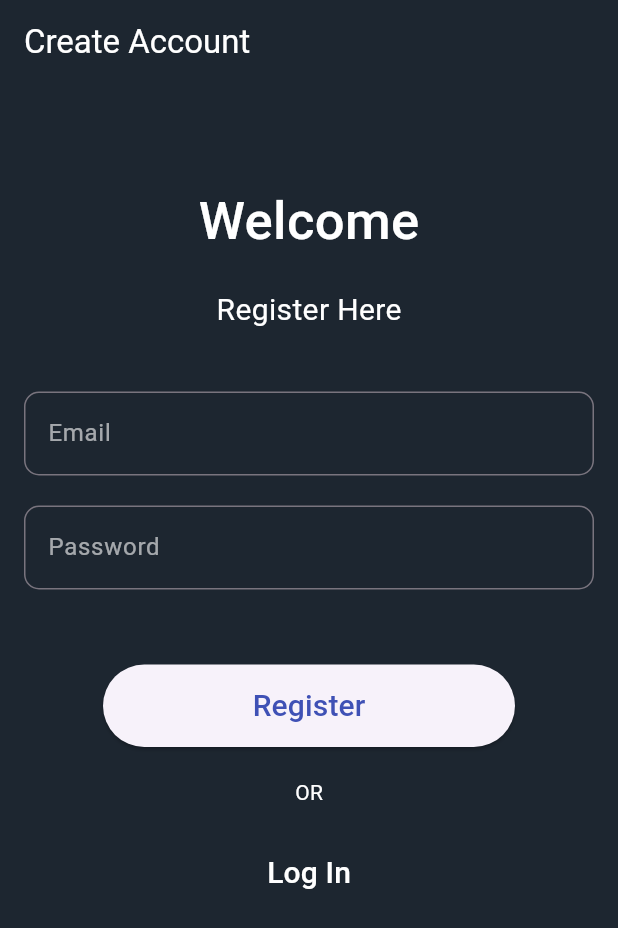
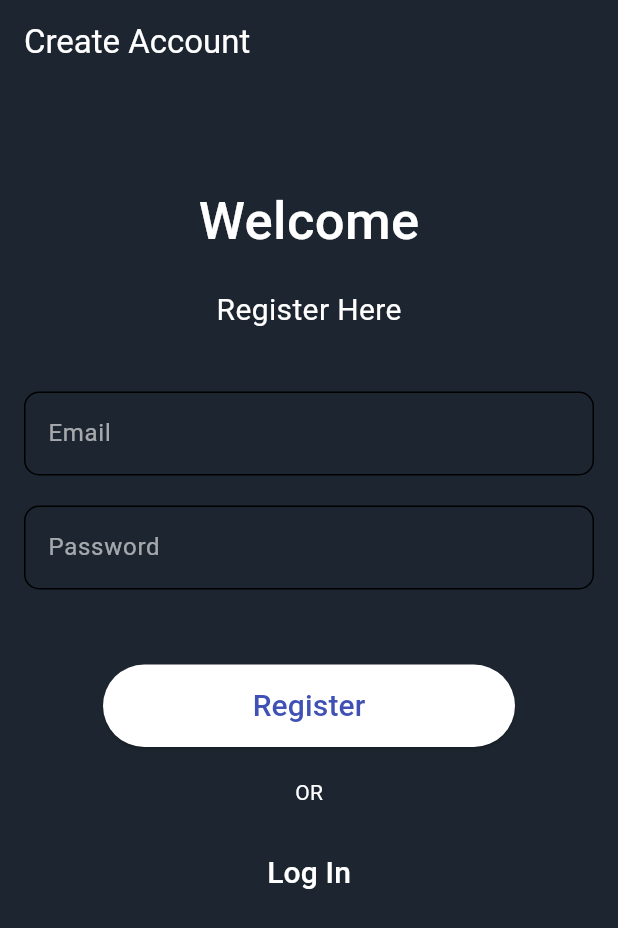
Before and after one commit to Yasindu07/Agri_Mart_UEE, a Flutter app: the screen it shows after launch, on a phone screen of 412 x 824 dp. Shown: the top 928 px of the screen. Run offline on Flutter 3.47's test engine with Material 3 defaults, Android fonts, the phone set to English and light mode, and no system bars; our stand-ins replace cloud_firestore, firebase_auth, firebase_core, fluttertoast; accounts and stored records are empty.

Commit message:
Add colors theme

```diff
--- a/lib/main.dart
+++ b/lib/main.dart
@@ -1,3 +1,4 @@
+import 'package:agro_mart/theme/colors.dart';
 import 'package:agro_mart/widgets/auth_wrapper.dart';
 import 'package:flutter/material.dart';
 import 'package:firebase_core/firebase_core.dart';
@@ -14,6 +15,7 @@
     return MaterialApp(
       debugShowCheckedModeBanner: false,
       home: AuthWrapper(),
+      theme: colorMode,
     );
   }
 }
--- /dev/null
+++ b/lib/theme/colors.dart
@@ -0,0 +1,14 @@
+import 'package:flutter/material.dart';
+
+ThemeData colorMode = ThemeData(
+  brightness: Brightness.light,
+  colorScheme: ColorScheme.light(
+      background: Color(0xFFFFFFFF),
+      primary: Color(0xFF28A745),
+      secondary: Color(0xFFDDFFD6),
+      inversePrimary: Color(0xFFBDBDBD)),
+  textTheme: ThemeData.light().textTheme.apply(
+        bodyColor: Color(0xFF5C5B64),
+        displayColor: Colors.black,
+      ),
+);
```
